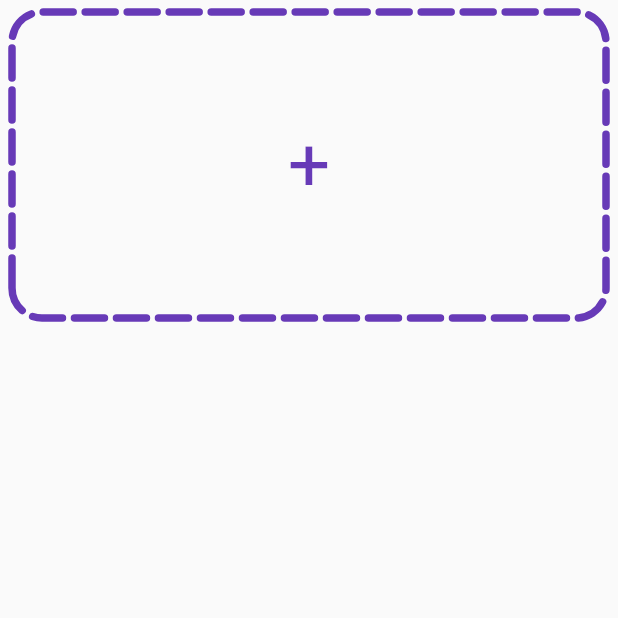
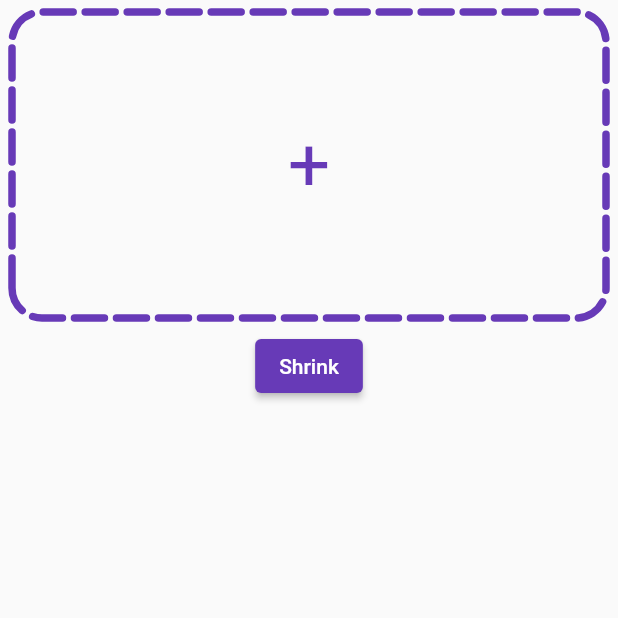
Before and after one commit to jinyongnan810/intresting-projects, a Flutter app: the screen it shows after launch, on a phone screen of 412 x 824 dp, the top half of it. Run offline on Flutter 3.47's test engine with Material 2 defaults, Android fonts, the phone set to English and light mode, and no system bars; drawn by our look-alikes of dotted_border; our stand-ins replace cross_file, flutter_riverpod; missing offline and left inert: desktop_drop.

Commit message:
shrink image

```diff
--- /dev/null
+++ b/image_shrinker/lib/components/shrink_button.dart
@@ -0,0 +1,27 @@
+import 'dart:io';
+
+import 'package:flutter/material.dart';
+import 'package:flutter_riverpod/flutter_riverpod.dart';
+import 'package:image_shrinker/helpers/image_shrink_helper.dart';
+
+import 'package:image_shrinker/providers/current_dropped_files_provider.dart';
+
+class ShrinkButton extends ConsumerWidget {
+  const ShrinkButton({super.key});
+
+  @override
+  Widget build(BuildContext context, WidgetRef ref) {
+    return ElevatedButton(
+      onPressed: () async {
+        final originalFiles = ref.read(currentDroppedFilesProvider);
+        if (originalFiles.isEmpty) {
+          return;
+        }
+        for (final file in originalFiles) {
+          await ImageShrinkHelper.shrink(File(file.path));
+        }
+      },
+      child: const Text('Shrink'),
+    );
+  }
+}
--- a/image_shrinker/lib/main.dart
+++ b/image_shrinker/lib/main.dart
@@ -2,6 +2,7 @@ import 'package:flutter/material.dart';
 import 'package:flutter_riverpod/flutter_riverpod.dart';
 import 'package:image_shrinker/components/current_files.dart';
 import 'package:image_shrinker/components/file_dropper.dart';
+import 'package:image_shrinker/components/shrink_button.dart';
 
 void main() {
   runApp(const MyApp());
@@ -30,10 +31,8 @@ class HomePage extends StatelessWidget {
   Widget build(BuildContext context) {
     return ProviderScope(
       child: Scaffold(
-        body: Column(children: const [
-          FileDropper(),
-          CurrentFiles(),
-        ]),
+        body: Column(
+            children: const [FileDropper(), CurrentFiles(), ShrinkButton()]),
       ),
     );
   }
--- a/image_shrinker/pubspec.yaml
+++ b/image_shrinker/pubspec.yaml
@@ -38,6 +38,7 @@ dependencies:
   flutter_riverpod: ^2.3.6
   dotted_border: ^2.0.0+3
   desktop_drop: ^0.4.1
+  image: ^4.0.16
 
 dev_dependencies:
   flutter_test:
```
Also changed, not shown: image_shrinker/lib/helpers/image_shrink_helper.dart (added, +28 -0 lines), image_shrinker/pubspec.lock, 2 other files.
